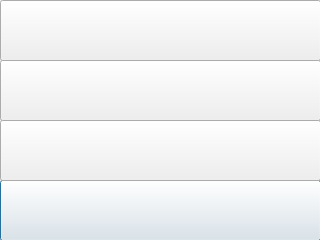
This is File2.ui in dries100/RaspberryPi as Qt 5 draws it before an edit. The edited form follows.
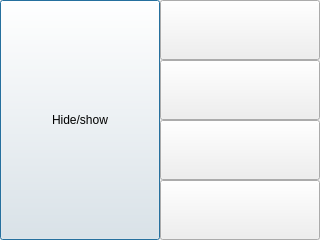
This is the edited form.

Commit message: Added the Hide/Show button back in

```diff
--- a/File2.ui
+++ b/File2.ui
@@ -13,13 +13,26 @@
   <property name="windowTitle">
    <string>Dialog</string>
   </property>
+  <widget class="QPushButton" name="pushButtonHide">
+   <property name="geometry">
+    <rect>
+     <x>0</x>
+     <y>0</y>
+     <width>160</width>
+     <height>240</height>
+    </rect>
+   </property>
+   <property name="text">
+    <string>Hide/show</string>
+   </property>
+  </widget>
   <widget class="QPushButton" name="pushButtonD">
    <property name="geometry">
     <rect>
-     <x>0</x>
+     <x>160</x>
      <y>180</y>
-     <width>321</width>
-     <height>61</height>
+     <width>160</width>
+     <height>60</height>
     </rect>
    </property>
    <property name="text">
@@ -29,10 +42,10 @@
   <widget class="QPushButton" name="pushButtonA">
    <property name="geometry">
     <rect>
-     <x>0</x>
+     <x>160</x>
      <y>0</y>
-     <width>321</width>
-     <height>61</height>
+     <width>160</width>
+     <height>60</height>
     </rect>
    </property>
    <property name="text">
@@ -42,10 +55,10 @@
   <widget class="QPushButton" name="pushButtonB">
    <property name="geometry">
     <rect>
-     <x>0</x>
+     <x>160</x>
      <y>60</y>
-     <width>321</width>
-     <height>61</height>
+     <width>160</width>
+     <height>60</height>
     </rect>
    </property>
    <property name="text">
@@ -55,10 +68,10 @@
   <widget class="QPushButton" name="pushButtonC">
    <property name="geometry">
     <rect>
-     <x>0</x>
+     <x>160</x>
      <y>120</y>
-     <width>321</width>
-     <height>61</height>
+     <width>160</width>
+     <height>60</height>
     </rect>
    </property>
    <property name="text">
```
Left out of the diff: 2 changed lines with no effect on the pictures. The commit also changes 2 other files.
